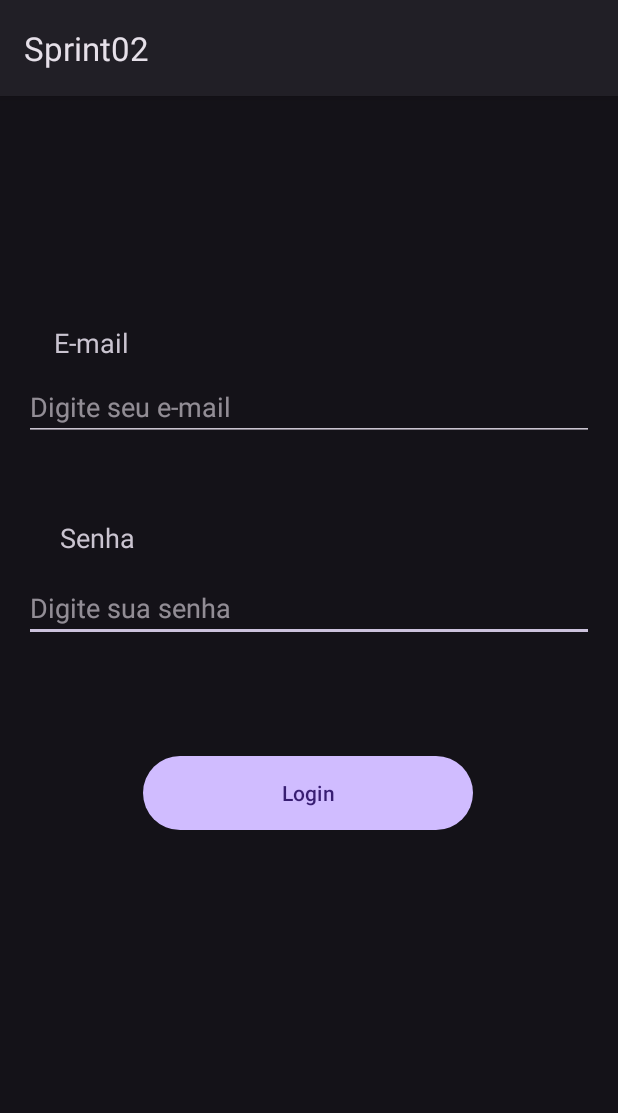
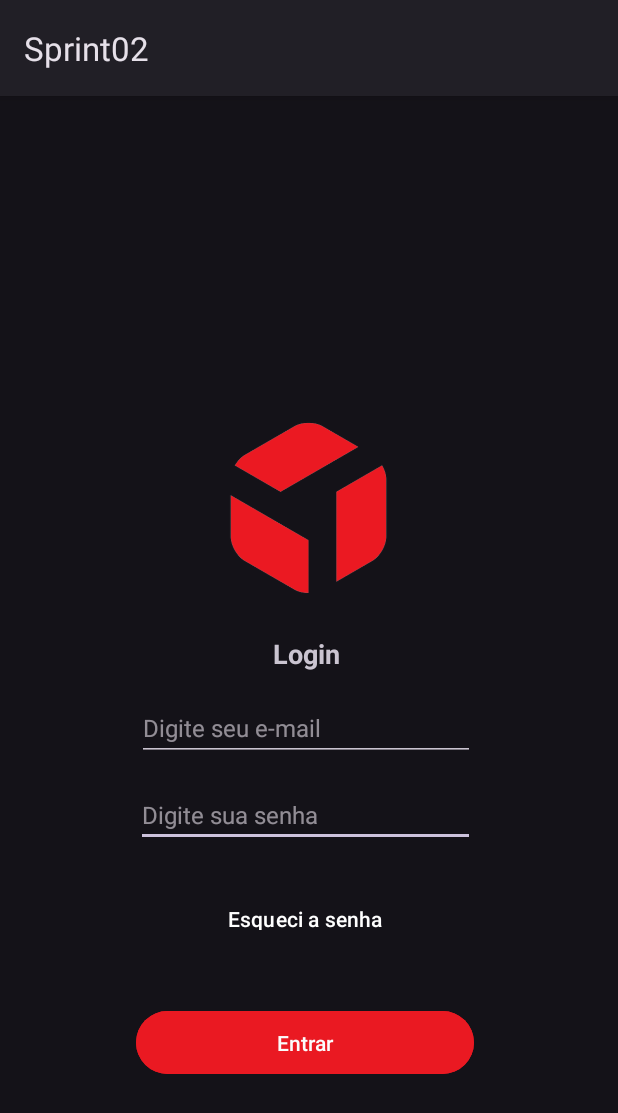
Before and after one commit to thomasmendonca/sprintmobile, an Android app: the screen it shows after launch (MainActivity), on a phone screen of 412 x 824 dp. Shown: the top 1113 px of the screen. Run offline under Robolectric (Android 15) with nearby library versions, the phone set to English and light mode, and no system bars.

Commit message:
atualizando activity

```diff
--- a/app/src/main/res/layout/activity_main.xml
+++ b/app/src/main/res/layout/activity_main.xml
@@ -6,71 +6,91 @@
     android:layout_height="match_parent"
     android:padding="16dp">
 
+    <TextView
+        android:id="@+id/textViewSuccessMessage"
+        android:layout_width="wrap_content"
+        android:layout_height="wrap_content"
+        android:layout_marginBottom="13dp"
+        android:text="Login"
+        android:textSize="18sp"
+        android:textStyle="bold"
+        app:layout_constraintBottom_toTopOf="@+id/editTextEmail"
+        app:layout_constraintEnd_toEndOf="parent"
+        app:layout_constraintHorizontal_bias="0.495"
+        app:layout_constraintStart_toStartOf="parent"
+        app:layout_constraintTop_toBottomOf="@+id/imageView" />
+
     <EditText
         android:id="@+id/editTextPassword"
-        android:layout_width="0dp"
-        android:layout_height="wrap_content"
-        android:layout_marginTop="12dp"
+        android:layout_width="226dp"
+        android:layout_height="40dp"
+        android:layout_marginEnd="79dp"
+        android:layout_marginBottom="26dp"
         android:hint="Digite sua senha"
         android:inputType="textPassword"
+        android:textSize="16sp"
+        app:layout_constraintBottom_toTopOf="@+id/buttonForgotPassword"
         app:layout_constraintEnd_toEndOf="parent"
-        app:layout_constraintStart_toStartOf="parent"
-        app:layout_constraintTop_toBottomOf="@+id/textViewPassword" />
-
-    <TextView
-        android:id="@+id/textViewEmail"
-        android:layout_width="wrap_content"
-        android:layout_height="wrap_content"
-        android:layout_marginStart="20dp"
-        android:layout_marginTop="136dp"
-        android:text="E-mail"
-        android:textSize="18sp"
-        app:layout_constraintStart_toStartOf="parent"
-        app:layout_constraintTop_toTopOf="parent" />
+        app:layout_constraintTop_toBottomOf="@+id/editTextEmail" />
 
     <EditText
         android:id="@+id/editTextEmail"
-        android:layout_width="0dp"
-        android:layout_height="wrap_content"
-        android:layout_marginTop="8dp"
+        style="@style/Widget.AppCompat.EditText"
+        android:layout_width="225dp"
+        android:layout_height="44dp"
+        android:layout_marginBottom="16dp"
         android:hint="Digite seu e-mail"
         android:inputType="textEmailAddress"
-        app:layout_constraintEnd_toEndOf="parent"
-        app:layout_constraintStart_toStartOf="parent"
-        app:layout_constraintTop_toBottomOf="@+id/textViewEmail" />
-
-    <TextView
-        android:id="@+id/textViewPassword"
-        android:layout_width="wrap_content"
-        android:layout_height="wrap_content"
-        android:layout_marginStart="24dp"
-        android:layout_marginTop="52dp"
-        android:text="Senha"
-        android:textSize="18sp"
-        app:layout_constraintStart_toStartOf="parent"
-        app:layout_constraintTop_toBottomOf="@+id/editTextEmail" />
+        android:textSize="16sp"
+        android:textStyle="normal"
+        app:layout_constraintBottom_toTopOf="@+id/editTextPassword"
+        app:layout_constraintEnd_toEndOf="@+id/editTextPassword"
+        app:layout_constraintStart_toStartOf="@+id/editTextPassword"
+        app:layout_constraintTop_toBottomOf="@+id/textViewSuccessMessage" />
 
     <Button
         android:id="@+id/buttonLogin"
-        android:layout_width="220dp"
-        android:layout_height="57dp"
-        android:layout_marginTop="72dp"
-        android:text="Login"
+        android:layout_width="225dp"
+        android:layout_height="50dp"
+        android:layout_marginEnd="80dp"
+        android:layout_marginBottom="86dp"
+        android:backgroundTint="#EA1922"
+        android:text="Entrar"
+        android:textColor="#FBFBFB"
+        app:layout_constraintBottom_toBottomOf="parent"
         app:layout_constraintEnd_toEndOf="parent"
-        app:layout_constraintHorizontal_bias="0.497"
-        app:layout_constraintStart_toStartOf="parent"
+        app:layout_constraintTop_toBottomOf="@+id/buttonForgotPassword" />
+
+    <Button
+        android:id="@+id/buttonForgotPassword"
+        android:layout_width="180dp"
+        android:layout_height="37dp"
+        android:layout_marginStart="27dp"
+        android:layout_marginEnd="27dp"
+        android:layout_marginBottom="38dp"
+        android:background="#00FFFFFF"
+        android:text="Esqueci a senha"
+        android:textAllCaps="false"
+        android:textColor="#FFFFFF"
+        android:textColorLink="#00FFFFFF"
+        app:layout_constraintBottom_toTopOf="@+id/buttonLogin"
+        app:layout_constraintEnd_toEndOf="@+id/buttonLogin"
+        app:layout_constraintStart_toStartOf="@+id/buttonLogin"
         app:layout_constraintTop_toBottomOf="@+id/editTextPassword" />
 
-    <TextView
-        android:id="@+id/textViewError"
-        android:layout_width="0dp"
-        android:layout_height="wrap_content"
-        android:textColor="#FF0000"
-        android:textSize="16sp"
-        app:layout_constraintEnd_toEndOf="parent"
-        app:layout_constraintStart_toStartOf="parent"
-        app:layout_constraintTop_toBottomOf="@+id/buttonLogin"
-        android:layout_marginTop="16dp"
-        android:visibility="gone"/>
+    <ImageView
+        android:id="@+id/imageView"
+        android:layout_width="242dp"
+        android:layout_height="132dp"
+        android:layout_marginStart="4dp"
+        android:layout_marginTop="191dp"
+        android:layout_marginEnd="4dp"
+        android:layout_marginBottom="16dp"
+        app:layout_constraintBottom_toTopOf="@+id/textViewSuccessMessage"
+        app:layout_constraintEnd_toEndOf="@+id/editTextEmail"
+        app:layout_constraintHorizontal_bias="0.44"
+        app:layout_constraintStart_toStartOf="@+id/editTextEmail"
+        app:layout_constraintTop_toTopOf="parent"
+        app:srcCompat="@drawable/logo" />
 
 </androidx.constraintlayout.widget.ConstraintLayout>
--- a/app/src/main/res/values/ids.xml
+++ b/app/src/main/res/values/ids.xml
@@ -6,5 +6,5 @@
     <item name="editTextLastName" type="id" />
     <item name="textViewConfirmPassword" type="id" />
     <item name="editTextConfirmPassword" type="id" />
-    <item name="buttonRegister" type="id" />
+    <item name="buttonContinue" type="id" />
 </resources>
--- a/build.gradle
+++ b/build.gradle
@@ -1,6 +1,6 @@
 // Top-level build file where you can add configuration options common to all sub-projects/modules.
 plugins {
-    id 'com.android.application' version '8.0.2' apply false
-    id 'com.android.library' version '8.0.2' apply false
+    id 'com.android.application' version '8.4.0' apply false
+    id 'com.android.library' version '8.4.0' apply false
     id 'org.jetbrains.kotlin.android' version '1.8.20' apply false
 }
```
Also changed, not shown: app/src/main/res/layout/cadastro_activity.xml (+77 -95 lines), app/src/main/res/layout/cadastro_concluido_activity.xml (+43 -11 lines), app/src/main/res/layout/edicao_perfil.xml (+39 -32 lines), app/src/main/res/layout/menu_activity.xml (+59 -35 lines), app/src/main/res/drawable/logo.png (added), gradle/wrapper/gradle-wrapper.properties.
